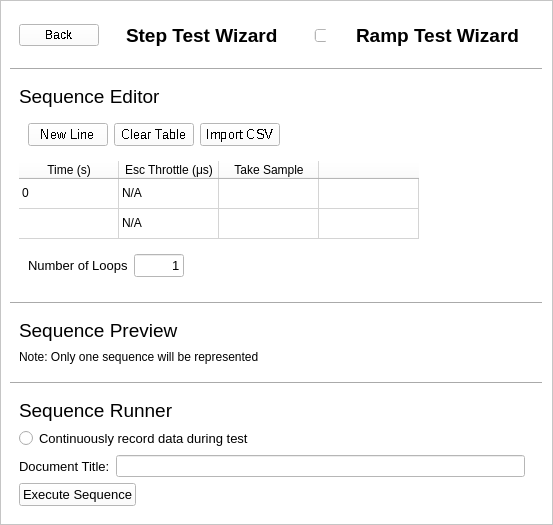
Old version of the form interface_design/stackWidgets/stepTestMenu/stepTestMenu.ui in the repository AeroTec-ATLAS/TestBench.
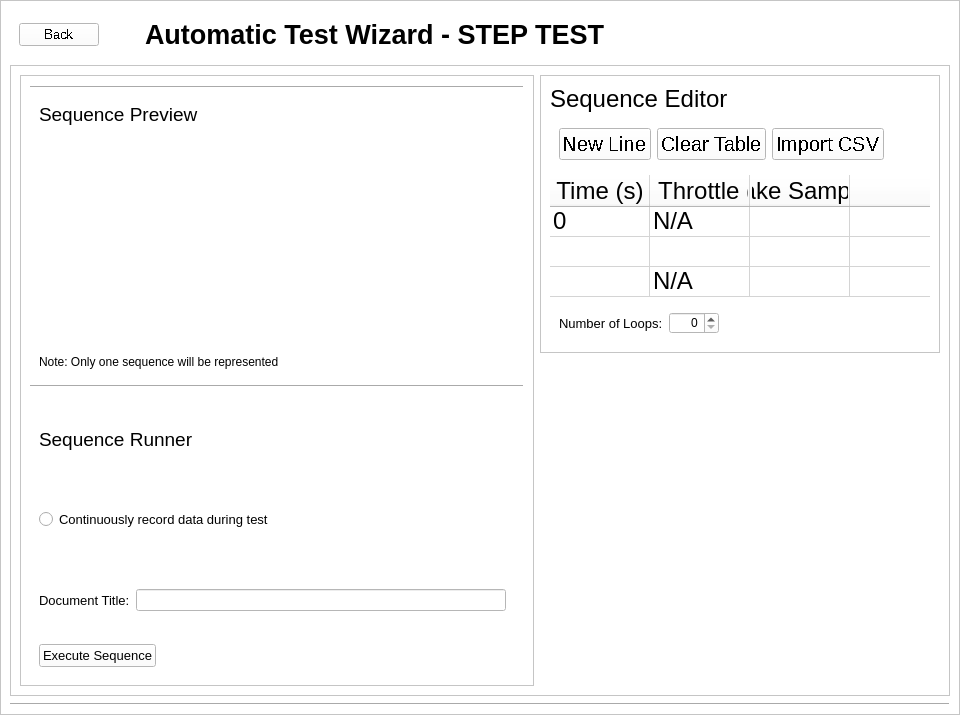
New version of the form. Icons and pictures are not drawn. Custom widgets are drawn as their Qt base class.

The edit to the form file:
```diff
--- a/interface_design/stackWidgets/stepTestMenu/stepTestMenu.ui
+++ b/interface_design/stackWidgets/stepTestMenu/stepTestMenu.ui
@@ -6,8 +6,8 @@
    <rect>
     <x>0</x>
     <y>0</y>
-    <width>553</width>
-    <height>525</height>
+    <width>960</width>
+    <height>715</height>
    </rect>
   </property>
   <property name="windowTitle">
@@ -60,12 +60,12 @@
        <rect>
         <x>0</x>
         <y>0</y>
-        <width>551</width>
-        <height>523</height>
+        <width>958</width>
+        <height>713</height>
        </rect>
       </property>
       <layout class="QVBoxLayout" name="verticalLayout_35">
-       <item alignment="Qt::AlignTop">
+       <item alignment="Qt::AlignLeft|Qt::AlignTop">
         <widget class="QFrame" name="stepReturnMenu">
          <property name="font">
           <font>
@@ -185,6 +185,11 @@
               </disabled>
              </palette>
             </property>
+            <property name="font">
+             <font>
+              <pointsize>10</pointsize>
+             </font>
+            </property>
             <property name="text">
              <string>Back</string>
             </property>
@@ -194,7 +199,20 @@
             </property>
            </widget>
           </item>
-          <item alignment="Qt::AlignHCenter">
+          <item>
+           <spacer name="horizontalSpacer">
+            <property name="orientation">
+             <enum>Qt::Horizontal</enum>
+            </property>
+            <property name="sizeHint" stdset="0">
+             <size>
+              <width>40</width>
+              <height>20</height>
+             </size>
+            </property>
+           </spacer>
+          </item>
+          <item alignment="Qt::AlignRight">
            <widget class="QLabel" name="label_7">
             <property name="sizePolicy">
              <sizepolicy hsizetype="Expanding" vsizetype="Maximum">
@@ -210,7 +228,7 @@
             </property>
             <property name="font">
              <font>
-              <pointsize>14</pointsize>
+              <pointsize>20</pointsize>
               <weight>75</weight>
               <italic>false</italic>
               <bold>true</bold>
@@ -225,79 +243,99 @@
              <bool>false</bool>
             </property>
             <property name="text">
-             <string>Step Test Wizard</string>
+             <string>Automatic Test Wizard - STEP TEST</string>
             </property>
            </widget>
           </item>
-          <item alignment="Qt::AlignHCenter">
-           <widget class="PlotWidget" name="PreviewTestGraphic" native="true">
-            <property name="sizePolicy">
-             <sizepolicy hsizetype="Preferred" vsizetype="Expanding">
-              <horstretch>0</horstretch>
-              <verstretch>0</verstretch>
-             </sizepolicy>
-            </property>
-            <property name="maximumSize">
+         </layout>
+        </widget>
+       </item>
+       <item>
+        <widget class="QFrame" name="frame_2">
+         <property name="minimumSize">
+          <size>
+           <width>0</width>
+           <height>50</height>
+          </size>
+         </property>
+         <property name="frameShape">
+          <enum>QFrame::StyledPanel</enum>
+         </property>
+         <property name="frameShadow">
+          <enum>QFrame::Raised</enum>
+         </property>
+         <layout class="QHBoxLayout" name="horizontalLayout">
+          <item>
+           <widget class="QFrame" name="frame">
+            <property name="minimumSize">
              <size>
-              <width>30</width>
-              <height>16777215</height>
+              <width>0</width>
+              <height>60</height>
              </size>
             </property>
+            <property name="frameShape">
+             <enum>QFrame::StyledPanel</enum>
+            </property>
+            <property name="frameShadow">
+             <enum>QFrame::Raised</enum>
+            </property>
             <layout class="QVBoxLayout" name="verticalLayout_2">
              <item>
-              <widget class="QSlider" name="typeOfTestSlider">
-               <property name="maximum">
-                <number>1</number>
-               </property>
-               <property name="pageStep">
-                <number>1</number>
-               </property>
-               <property name="tracking">
-                <bool>false</bool>
+              <widget class="Line" name="line_4">
+               <property name="frameShadow">
+                <enum>QFrame::Raised</enum>
                </property>
                <property name="orientation">
                 <enum>Qt::Horizontal</enum>
                </property>
-               <property name="tickPosition">
-                <enum>QSlider::NoTicks</enum>
-               </property>
               </widget>
              </item>
-            </layout>
-           </widget>
-          </item>
-          <item alignment="Qt::AlignHCenter">
-           <widget class="QLabel" name="label_14">
+             <item>
+              <widget class="QFrame" name="stepSequencePreviewMenu">
             <property name="sizePolicy">
-             <sizepolicy hsizetype="Expanding" vsizetype="Maximum">
-              <horstretch>1</horstretch>
-              <verstretch>1</verstretch>
-             </sizepolicy>
-            </property>
-            <property name="sizeIncrement">
-             <size>
-              <width>0</width>
-              <height>0</height>
-             </size>
-            </property>
+                <sizepolicy hsizetype="Preferred" vsizetype="Expanding">
+                 <horstretch>0</horstretch>
+                 <verstretch>0</verstretch>
+                </sizepolicy>
+               </property>
+               <property name="font">
+                <font>
+                 <kerning>true</kerning>
+                </font>
+               </property>
+               <property name="frameShape">
+                <enum>QFrame::NoFrame</enum>
+               </property>
+               <property name="frameShadow">
+                <enum>QFrame::Raised</enum>
+               </property>
+               <layout class="QVBoxLayout" name="verticalLayout_13">
+                <item alignment="Qt::AlignTop">
+                 <widget class="QLabel" name="label_8">
             <property name="font">
              <font>
               <pointsize>14</pointsize>
-              <weight>75</weight>
-              <italic>false</italic>
-              <bold>true</bold>
-              <strikeout>false</strikeout>
-              <stylestrategy>PreferDefault</stylestrategy>
-             </font>
-            </property>
-            <property name="cursor">
-             <cursorShape>ArrowCursor</cursorShape>
-            </property>
-            <property name="mouseTracking">
-             <bool>false</bool>
-            </property>
+                   </font>
+                  </property>
+                  <property name="text">
+                   <string>Sequence Preview</string>
+                  </property>
+                 </widget>
+                </item>
+                <item>
+                 <widget class="PlotWidget" name="PreviewTestGraphic" native="true">
+                  <property name="sizePolicy">
+                   <sizepolicy hsizetype="Preferred" vsizetype="Expanding">
+                    <horstretch>0</horstretch>
+                    <verstretch>0</verstretch>
+                   </sizepolicy>
+                  </property>
+                 </widget>
+                </item>
+                <item>
+                 <widget class="QLabel" name="label">
             <property name="text">
-             <string>Ramp Test Wizard</string>
+                   <string>Note: Only one sequence will be represented</string>
             </property>
            </widget>
           </item>
@@ -305,23 +343,173 @@
         </widget>
        </item>
        <item>
-        <widget class="Line" name="line_2">
-         <property name="font">
-          <font>
-           <pointsize>10</pointsize>
-          </font>
-         </property>
+              <widget class="Line" name="line_3">
          <property name="frameShadow">
           <enum>QFrame::Raised</enum>
          </property>
          <property name="lineWidth">
           <number>1</number>
          </property>
+               <property name="midLineWidth">
+                <number>0</number>
+               </property>
          <property name="orientation">
           <enum>Qt::Horizontal</enum>
          </property>
         </widget>
        </item>
+             <item>
+              <widget class="QFrame" name="stepSequenceRunnerMenu">
+               <property name="sizePolicy">
+                <sizepolicy hsizetype="Preferred" vsizetype="Expanding">
+                 <horstretch>0</horstretch>
+                 <verstretch>0</verstretch>
+                </sizepolicy>
+               </property>
+               <property name="font">
+                <font>
+                 <kerning>true</kerning>
+                </font>
+               </property>
+               <property name="frameShape">
+                <enum>QFrame::NoFrame</enum>
+               </property>
+               <property name="frameShadow">
+                <enum>QFrame::Raised</enum>
+               </property>
+               <layout class="QVBoxLayout" name="verticalLayout_18">
+                <item>
+                 <widget class="QLabel" name="label_10">
+                  <property name="font">
+                   <font>
+                    <pointsize>14</pointsize>
+                   </font>
+                  </property>
+                  <property name="text">
+                   <string>Sequence Runner</string>
+                  </property>
+                 </widget>
+                </item>
+                <item>
+                 <widget class="QFrame" name="frame_18">
+                  <property name="frameShape">
+                   <enum>QFrame::NoFrame</enum>
+                  </property>
+                  <property name="frameShadow">
+                   <enum>QFrame::Raised</enum>
+                  </property>
+                  <layout class="QHBoxLayout" name="horizontalLayout_4">
+                   <property name="leftMargin">
+                    <number>0</number>
+                   </property>
+                   <property name="topMargin">
+                    <number>0</number>
+                   </property>
+                   <property name="bottomMargin">
+                    <number>0</number>
+                   </property>
+                   <item>
+                    <widget class="QRadioButton" name="radioButton_3">
+                     <property name="font">
+                      <font>
+                       <pointsize>10</pointsize>
+                      </font>
+                     </property>
+                     <property name="text">
+                      <string>Continuously record data during test</string>
+                     </property>
+                    </widget>
+                   </item>
+                  </layout>
+                 </widget>
+                </item>
+                <item>
+                 <widget class="QFrame" name="frame_33">
+                  <property name="frameShape">
+                   <enum>QFrame::NoFrame</enum>
+                  </property>
+                  <property name="frameShadow">
+                   <enum>QFrame::Raised</enum>
+                  </property>
+                  <layout class="QHBoxLayout" name="horizontalLayout_20">
+                   <property name="leftMargin">
+                    <number>0</number>
+                   </property>
+                   <property name="topMargin">
+                    <number>0</number>
+                   </property>
+                   <property name="bottomMargin">
+                    <number>0</number>
+                   </property>
+                   <item>
+                    <widget class="QLabel" name="label_12">
+                     <property name="font">
+                      <font>
+                       <pointsize>10</pointsize>
+                      </font>
+                     </property>
+                     <property name="text">
+                      <string>Document Title:</string>
+                     </property>
+                    </widget>
+                   </item>
+                   <item>
+                    <widget class="QLineEdit" name="lineEdit_2"/>
+                   </item>
+                  </layout>
+                 </widget>
+                </item>
+                <item alignment="Qt::AlignLeft">
+                 <widget class="QPushButton" name="pushButton_3">
+                  <property name="font">
+                   <font>
+                    <pointsize>10</pointsize>
+                   </font>
+                  </property>
+                  <property name="text">
+                   <string>Execute Sequence</string>
+                  </property>
+                 </widget>
+                </item>
+               </layout>
+              </widget>
+             </item>
+            </layout>
+           </widget>
+          </item>
+          <item alignment="Qt::AlignTop">
+           <widget class="QFrame" name="frame_3">
+            <property name="minimumSize">
+             <size>
+              <width>70</width>
+              <height>0</height>
+             </size>
+            </property>
+            <property name="maximumSize">
+             <size>
+              <width>400</width>
+              <height>16777215</height>
+             </size>
+            </property>
+            <property name="frameShape">
+             <enum>QFrame::StyledPanel</enum>
+            </property>
+            <property name="frameShadow">
+             <enum>QFrame::Raised</enum>
+            </property>
+            <layout class="QVBoxLayout" name="verticalLayout_3">
+             <property name="leftMargin">
+              <number>0</number>
+             </property>
+             <property name="topMargin">
+              <number>0</number>
+             </property>
+             <property name="rightMargin">
+              <number>0</number>
+             </property>
+             <property name="bottomMargin">
+              <number>0</number>
+             </property>
        <item>
         <widget class="QFrame" name="stepSequenceEditorMenu">
          <property name="sizePolicy">
@@ -336,6 +524,12 @@
            <height>15</height>
           </size>
          </property>
+               <property name="maximumSize">
+                <size>
+                 <width>16777215</width>
+                 <height>16777215</height>
+                </size>
+               </property>
          <property name="font">
           <font>
            <stylestrategy>PreferAntialias</stylestrategy>
@@ -353,7 +547,7 @@
            <widget class="QLabel" name="label_11">
             <property name="font">
              <font>
-              <pointsize>14</pointsize>
+                    <pointsize>18</pointsize>
               <weight>50</weight>
               <bold>false</bold>
              </font>
@@ -367,6 +561,7 @@
            <widget class="QFrame" name="frame_5">
             <property name="font">
              <font>
+                    <pointsize>15</pointsize>
               <stylestrategy>NoAntialias</stylestrategy>
               <kerning>true</kerning>
              </font>
@@ -382,7 +577,7 @@
               <widget class="QPushButton" name="AddNewLineBtn">
                <property name="font">
                 <font>
-                 <pointsize>10</pointsize>
+                       <pointsize>15</pointsize>
                 </font>
                </property>
                <property name="text">
@@ -398,7 +593,7 @@
               <widget class="QPushButton" name="ClearTableBtn">
                <property name="font">
                 <font>
-                 <pointsize>10</pointsize>
+                       <pointsize>15</pointsize>
                 </font>
                </property>
                <property name="text">
@@ -420,7 +615,7 @@
                </property>
                <property name="font">
                 <font>
-                 <pointsize>10</pointsize>
+                       <pointsize>15</pointsize>
                 </font>
                </property>
                <property name="text">
@@ -437,6 +632,11 @@
           </item>
           <item alignment="Qt::AlignTop">
            <widget class="QTableWidget" name="SequenceEditorTable">
+                  <property name="font">
+                   <font>
+                    <pointsize>18</pointsize>
+                   </font>
+                  </property>
             <property name="frameShape">
              <enum>QFrame::NoFrame</enum>
             </property>
@@ -504,6 +704,11 @@
               <string>New Row</string>
              </property>
             </row>
+                  <row>
+                   <property name="text">
+                    <string>New Row</string>
+                   </property>
+                  </row>
             <column>
              <property name="text">
               <string>Time (s)</string>
@@ -539,22 +744,22 @@
               <string/>
              </property>
             </item>
-            <item row="1" column="0">
+                  <item row="2" column="0">
              <property name="text">
               <string/>
              </property>
             </item>
-            <item row="1" column="1">
+                  <item row="2" column="1">
              <property name="text">
               <string>N/A</string>
              </property>
             </item>
-            <item row="1" column="2">
+                  <item row="2" column="2">
              <property name="text">
               <string/>
              </property>
             </item>
-            <item row="1" column="3">
+                  <item row="2" column="3">
              <property name="text">
               <string/>
              </property>
@@ -578,41 +783,24 @@
                 </font>
                </property>
                <property name="text">
-                <string>Number of Loops</string>
+                      <string>Number of Loops:</string>
                </property>
               </widget>
              </item>
              <item>
-              <widget class="QLineEdit" name="NumLoopsLEdit">
-               <property name="maximumSize">
+                    <widget class="QSpinBox" name="NumLoopsLEdit">
+                     <property name="minimumSize">
                 <size>
                  <width>50</width>
-                 <height>16777215</height>
-                </size>
-               </property>
-               <property name="font">
-                <font>
-                 <pointsize>10</pointsize>
-                </font>
-               </property>
-               <property name="layoutDirection">
-                <enum>Qt::LeftToRight</enum>
-               </property>
-               <property name="text">
-                <string>1</string>
+                       <height>0</height>
+                      </size>
+                     </property>
+                     <property name="frame">
+                      <bool>true</bool>
                </property>
                <property name="alignment">
                 <set>Qt::AlignRight|Qt::AlignTrailing|Qt::AlignVCenter</set>
                </property>
-               <property name="placeholderText">
-                <string/>
-               </property>
-               <property name="cursorMoveStyle">
-                <enum>Qt::LogicalMoveStyle</enum>
-               </property>
-               <property name="clearButtonEnabled">
-                <bool>false</bool>
-               </property>
               </widget>
              </item>
             </layout>
@@ -621,190 +809,30 @@
          </layout>
         </widget>
        </item>
-       <item>
-        <widget class="Line" name="line_4">
-         <property name="frameShadow">
-          <enum>QFrame::Raised</enum>
-         </property>
-         <property name="orientation">
-          <enum>Qt::Horizontal</enum>
-         </property>
-        </widget>
-       </item>
+            </layout>
+           </widget>
+          </item>
+         </layout>
+        </widget>
+       </item>
        <item>
-        <widget class="QFrame" name="stepSequencePreviewMenu">
-         <property name="sizePolicy">
-          <sizepolicy hsizetype="Preferred" vsizetype="Expanding">
-           <horstretch>0</horstretch>
-           <verstretch>0</verstretch>
-          </sizepolicy>
-         </property>
+        <widget class="Line" name="line_2">
          <property name="font">
           <font>
-           <kerning>true</kerning>
+           <pointsize>10</pointsize>
           </font>
          </property>
-         <property name="frameShape">
-          <enum>QFrame::NoFrame</enum>
-         </property>
-         <property name="frameShadow">
-          <enum>QFrame::Raised</enum>
-         </property>
-         <layout class="QVBoxLayout" name="verticalLayout_13">
-          <item alignment="Qt::AlignTop">
-           <widget class="QLabel" name="label_8">
-            <property name="font">
-             <font>
-              <pointsize>14</pointsize>
-             </font>
-            </property>
-            <property name="text">
-             <string>Sequence Preview</string>
-            </property>
-           </widget>
-          </item>
-          <item>
-           <widget class="QLabel" name="label">
-            <property name="text">
-             <string>Note: Only one sequence will be represented</string>
-            </property>
-           </widget>
-          </item>
-         </layout>
-        </widget>
-       </item>
-       <item>
-        <widget class="Line" name="line_3">
          <property name="frameShadow">
           <enum>QFrame::Raised</enum>
          </property>
          <property name="lineWidth">
           <number>1</number>
          </property>
-         <property name="midLineWidth">
-          <number>0</number>
-         </property>
          <property name="orientation">
           <enum>Qt::Horizontal</enum>
          </property>
         </widget>
        </item>
-       <item alignment="Qt::AlignTop">
-        <widget class="QFrame" name="stepSequenceRunnerMenu">
-         <property name="sizePolicy">
-          <sizepolicy hsizetype="Preferred" vsizetype="Expanding">
-           <horstretch>0</horstretch>
-           <verstretch>0</verstretch>
-          </sizepolicy>
-         </property>
-         <property name="font">
-          <font>
-           <kerning>true</kerning>
-          </font>
-         </property>
-         <property name="frameShape">
-          <enum>QFrame::NoFrame</enum>
-         </property>
-         <property name="frameShadow">
-          <enum>QFrame::Raised</enum>
-         </property>
-         <layout class="QVBoxLayout" name="verticalLayout_18">
-          <item>
-           <widget class="QLabel" name="label_10">
-            <property name="font">
-             <font>
-              <pointsize>14</pointsize>
-             </font>
-            </property>
-            <property name="text">
-             <string>Sequence Runner</string>
-            </property>
-           </widget>
-          </item>
-          <item>
-           <widget class="QFrame" name="frame_18">
-            <property name="frameShape">
-             <enum>QFrame::NoFrame</enum>
-            </property>
-            <property name="frameShadow">
-             <enum>QFrame::Raised</enum>
-            </property>
-            <layout class="QHBoxLayout" name="horizontalLayout_4">
-             <property name="leftMargin">
-              <number>0</number>
-             </property>
-             <property name="topMargin">
-              <number>0</number>
-             </property>
-             <property name="bottomMargin">
-              <number>0</number>
-             </property>
-             <item>
-              <widget class="QRadioButton" name="radioButton_3">
-               <property name="font">
-                <font>
-                 <pointsize>10</pointsize>
-                </font>
-               </property>
-               <property name="text">
-                <string>Continuously record data during test</string>
-               </property>
-              </widget>
-             </item>
-            </layout>
-           </widget>
-          </item>
-          <item>
-           <widget class="QFrame" name="frame_33">
-            <property name="frameShape">
-             <enum>QFrame::NoFrame</enum>
-            </property>
-            <property name="frameShadow">
-             <enum>QFrame::Raised</enum>
-            </property>
-            <layout class="QHBoxLayout" name="horizontalLayout_20">
-             <property name="leftMargin">
-              <number>0</number>
-             </property>
-             <property name="topMargin">
-              <number>0</number>
-             </property>
-             <property name="bottomMargin">
-              <number>0</number>
-             </property>
-             <item>
-              <widget class="QLabel" name="label_12">
-               <property name="font">
-                <font>
-                 <pointsize>10</pointsize>
-                </font>
-               </property>
-               <property name="text">
-                <string>Document Title:</string>
-               </property>
-              </widget>
-             </item>
-             <item>
-              <widget class="QLineEdit" name="lineEdit_2"/>
-             </item>
-            </layout>
-           </widget>
-          </item>
-          <item alignment="Qt::AlignLeft">
-           <widget class="QPushButton" name="pushButton_3">
-            <property name="font">
-             <font>
-              <pointsize>10</pointsize>
-             </font>
-            </property>
-            <property name="text">
-             <string>Execute Sequence</string>
-            </property>
-           </widget>
-          </item>
-         </layout>
-        </widget>
-       </item>
       </layout>
      </widget>
     </widget>
```
Lines whose indentation alone changed are shown as unchanged.
